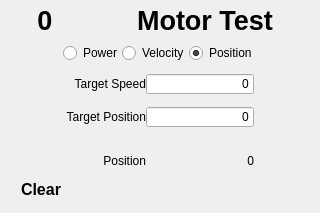
The window that cbcui/ui/MotorTest.ui (kipr/cbc) describes before a commit, drawn with Qt 5.
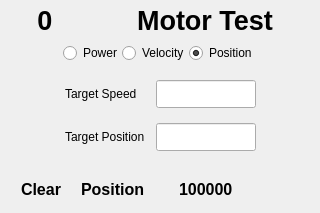
The same window after the commit. The open tabs and pages were chosen to show the change. Icons and pictures are not drawn.

Commit message: Change program e-stop statement to console. Edited Motor Test Page.

What changed in the file:
```diff
--- a/cbcui/ui/MotorTest.ui
+++ b/cbcui/ui/MotorTest.ui
@@ -343,133 +343,112 @@
          </item>
         </layout>
        </item>
-       <item>
-        <spacer>
-         <property name="orientation" >
-          <enum>Qt::Vertical</enum>
-         </property>
-         <property name="sizeType" >
-          <enum>QSizePolicy::Fixed</enum>
-         </property>
-         <property name="sizeHint" >
-          <size>
-           <width>20</width>
-           <height>10</height>
-          </size>
-         </property>
-        </spacer>
-       </item>
        <item>
         <layout class="QGridLayout" >
-         <property name="horizontalSpacing" >
-          <number>0</number>
-         </property>
          <property name="verticalSpacing" >
-          <number>0</number>
+          <number>15</number>
          </property>
-         <item row="0" column="1" >
+         <item row="1" column="1" >
           <widget class="QLabel" name="ui_TargetSpeedPowerLabel0" >
+           <property name="sizePolicy" >
+            <sizepolicy vsizetype="Fixed" hsizetype="Fixed" >
+             <horstretch>0</horstretch>
+             <verstretch>0</verstretch>
+            </sizepolicy>
+           </property>
            <property name="minimumSize" >
             <size>
-             <width>0</width>
-             <height>20</height>
+             <width>90</width>
+             <height>28</height>
             </size>
            </property>
+           <property name="maximumSize" >
+            <size>
+             <width>90</width>
+             <height>28</height>
+            </size>
+           </property>
+           <property name="layoutDirection" >
+            <enum>Qt::RightToLeft</enum>
+           </property>
            <property name="text" >
             <string>Target Speed</string>
            </property>
-           <property name="alignment" >
-            <set>Qt::AlignRight|Qt::AlignTrailing|Qt::AlignVCenter</set>
-           </property>
           </widget>
          </item>
-         <item row="2" column="1" >
-          <widget class="QLabel" name="ui_TargetPositionLabel0" >
-           <property name="minimumSize" >
-            <size>
-             <width>0</width>
-             <height>20</height>
-            </size>
-           </property>
-           <property name="text" >
-            <string>Target Position</string>
-           </property>
-           <property name="alignment" >
-            <set>Qt::AlignRight|Qt::AlignTrailing|Qt::AlignVCenter</set>
-           </property>
-          </widget>
-         </item>
-         <item row="5" column="1" >
-          <widget class="QLabel" name="label_3" >
-           <property name="font" >
-            <font/>
-           </property>
-           <property name="text" >
-            <string>Position</string>
-           </property>
-           <property name="alignment" >
-            <set>Qt::AlignRight|Qt::AlignTrailing|Qt::AlignVCenter</set>
-           </property>
-          </widget>
-         </item>
-         <item row="5" column="2" >
-          <widget class="QLabel" name="ui_MotorPositionLabel0" >
-           <property name="font" >
-            <font/>
-           </property>
-           <property name="text" >
-            <string>0</string>
-           </property>
-           <property name="alignment" >
-            <set>Qt::AlignRight|Qt::AlignTrailing|Qt::AlignVCenter</set>
-           </property>
-          </widget>
-         </item>
-         <item row="0" column="2" >
+         <item row="1" column="2" >
           <widget class="QLineEdit" name="ui_TargetSpeedPowerLine0" >
+           <property name="sizePolicy" >
+            <sizepolicy vsizetype="Fixed" hsizetype="Fixed" >
+             <horstretch>0</horstretch>
+             <verstretch>0</verstretch>
+            </sizepolicy>
+           </property>
            <property name="minimumSize" >
             <size>
-             <width>0</width>
-             <height>20</height>
+             <width>100</width>
+             <height>28</height>
             </size>
            </property>
            <property name="maximumSize" >
             <size>
-             <width>16777215</width>
-             <height>20</height>
+             <width>100</width>
+             <height>28</height>
             </size>
+           </property>
+          </widget>
+         </item>
+         <item row="2" column="1" >
+          <widget class="QLabel" name="ui_TargetPositionLabel0" >
+           <property name="sizePolicy" >
+            <sizepolicy vsizetype="Fixed" hsizetype="Fixed" >
+             <horstretch>0</horstretch>
+             <verstretch>0</verstretch>
+            </sizepolicy>
+           </property>
+           <property name="minimumSize" >
+            <size>
+             <width>90</width>
+             <height>28</height>
+            </size>
+           </property>
+           <property name="maximumSize" >
+            <size>
+             <width>90</width>
+             <height>28</height>
+            </size>
+           </property>
+           <property name="layoutDirection" >
+            <enum>Qt::RightToLeft</enum>
            </property>
            <property name="text" >
-            <string>0</string>
-           </property>
-           <property name="alignment" >
-            <set>Qt::AlignRight|Qt::AlignTrailing|Qt::AlignVCenter</set>
+            <string>Target Position</string>
            </property>
           </widget>
          </item>
          <item row="2" column="2" >
           <widget class="QLineEdit" name="ui_TargetPositionLine0" >
+           <property name="sizePolicy" >
+            <sizepolicy vsizetype="Fixed" hsizetype="Fixed" >
+             <horstretch>0</horstretch>
+             <verstretch>0</verstretch>
+            </sizepolicy>
+           </property>
            <property name="minimumSize" >
             <size>
-             <width>0</width>
-             <height>20</height>
+             <width>100</width>
+             <height>28</height>
             </size>
            </property>
            <property name="maximumSize" >
             <size>
-             <width>16777215</width>
-             <height>20</height>
+             <width>100</width>
+             <height>28</height>
             </size>
            </property>
-           <property name="text" >
-            <string>0</string>
-           </property>
-           <property name="alignment" >
-            <set>Qt::AlignRight|Qt::AlignTrailing|Qt::AlignVCenter</set>
-           </property>
           </widget>
          </item>
-         <item rowspan="6" row="0" column="0" >
+         <item rowspan="2" row="1" column="0" >
           <spacer>
            <property name="orientation" >
             <enum>Qt::Horizontal</enum>
@@ -482,7 +461,7 @@
            </property>
           </spacer>
          </item>
-         <item rowspan="6" row="0" column="3" >
+         <item rowspan="2" row="1" column="3" >
           <spacer>
            <property name="orientation" >
             <enum>Qt::Horizontal</enum>
@@ -495,34 +474,28 @@
            </property>
           </spacer>
          </item>
-         <item rowspan="2" row="3" column="1" colspan="2" >
+         <item row="0" column="0" colspan="4" >
           <spacer>
            <property name="orientation" >
             <enum>Qt::Vertical</enum>
            </property>
-           <property name="sizeType" >
-            <enum>QSizePolicy::Fixed</enum>
-           </property>
            <property name="sizeHint" >
             <size>
              <width>20</width>
-             <height>10</height>
+             <height>40</height>
             </size>
            </property>
           </spacer>
          </item>
-         <item row="1" column="1" colspan="2" >
+         <item row="3" column="0" colspan="4" >
           <spacer>
            <property name="orientation" >
             <enum>Qt::Vertical</enum>
            </property>
-           <property name="sizeType" >
-            <enum>QSizePolicy::Fixed</enum>
-           </property>
            <property name="sizeHint" >
             <size>
              <width>20</width>
-             <height>10</height>
+             <height>40</height>
             </size>
            </property>
           </spacer>
@@ -607,6 +580,18 @@
            </property>
           </widget>
          </item>
+         <item>
+          <widget class="QLabel" name="label_2" >
+           <property name="styleSheet" >
+            <string>color:black;
+font:bold;
+font-size:12pt;</string>
+           </property>
+           <property name="text" >
+            <string>Position</string>
+           </property>
+          </widget>
+         </item>
          <item>
           <spacer>
            <property name="orientation" >
@@ -615,11 +600,44 @@
            <property name="sizeHint" >
             <size>
              <width>40</width>
-             <height>10</height>
+             <height>20</height>
             </size>
            </property>
           </spacer>
          </item>
+         <item>
+          <widget class="QLabel" name="ui_MotorPositionLabel0" >
+           <property name="sizePolicy" >
+            <sizepolicy vsizetype="Fixed" hsizetype="Expanding" >
+             <horstretch>0</horstretch>
+             <verstretch>0</verstretch>
+            </sizepolicy>
+           </property>
+           <property name="minimumSize" >
+            <size>
+             <width>100</width>
+             <height>30</height>
+            </size>
+           </property>
+           <property name="maximumSize" >
+            <size>
+             <width>16777215</width>
+             <height>30</height>
+            </size>
+           </property>
+           <property name="layoutDirection" >
+            <enum>Qt::RightToLeft</enum>
+           </property>
+           <property name="styleSheet" >
+            <string>color:black;
+font:bold;
+font-size:12pt;</string>
+           </property>
+           <property name="text" >
+            <string>100000</string>
+           </property>
+          </widget>
+         </item>
          <item>
           <widget class="QPushButton" name="ui_PlayButton0" >
            <property name="sizePolicy" >
@@ -1385,6 +1403,18 @@
            </property>
           </widget>
          </item>
+         <item>
+          <widget class="QLabel" name="label_3" >
+           <property name="styleSheet" >
+            <string>color:black;
+font:bold;
+font-size:12pt;</string>
+           </property>
+           <property name="text" >
+            <string>Position</string>
+           </property>
+          </widget>
+         </item>
          <item>
           <spacer>
            <property name="orientation" >
```
Left out of the diff: 628 changed lines with no effect on the pictures. The commit also changes 2 other files.
